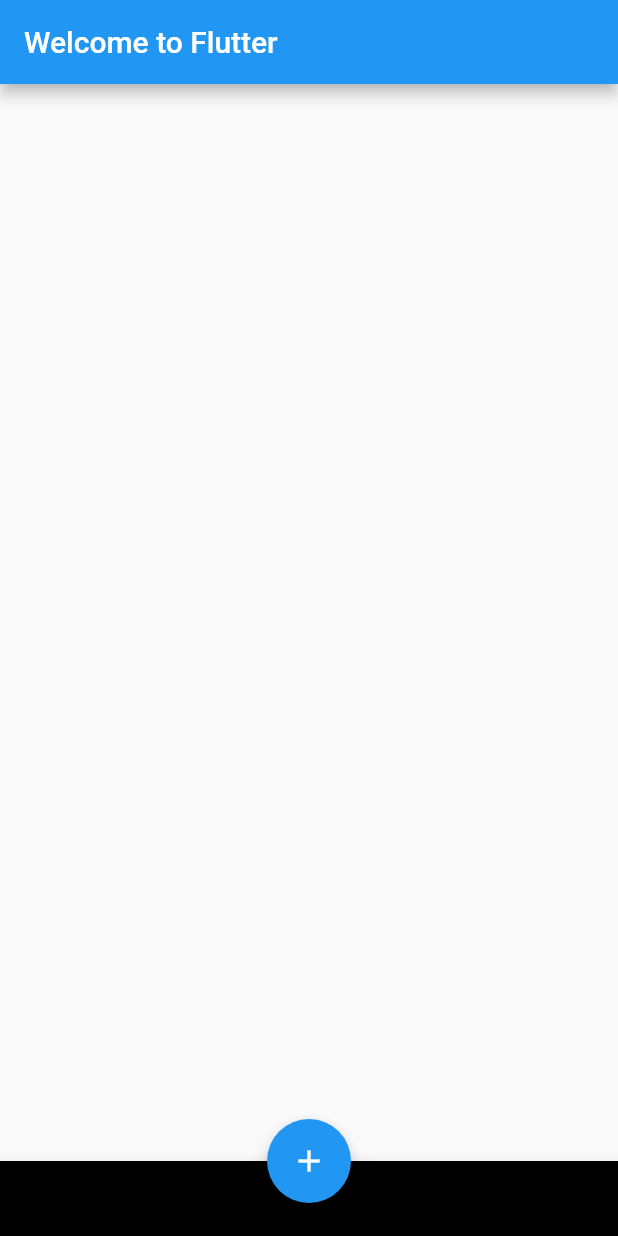
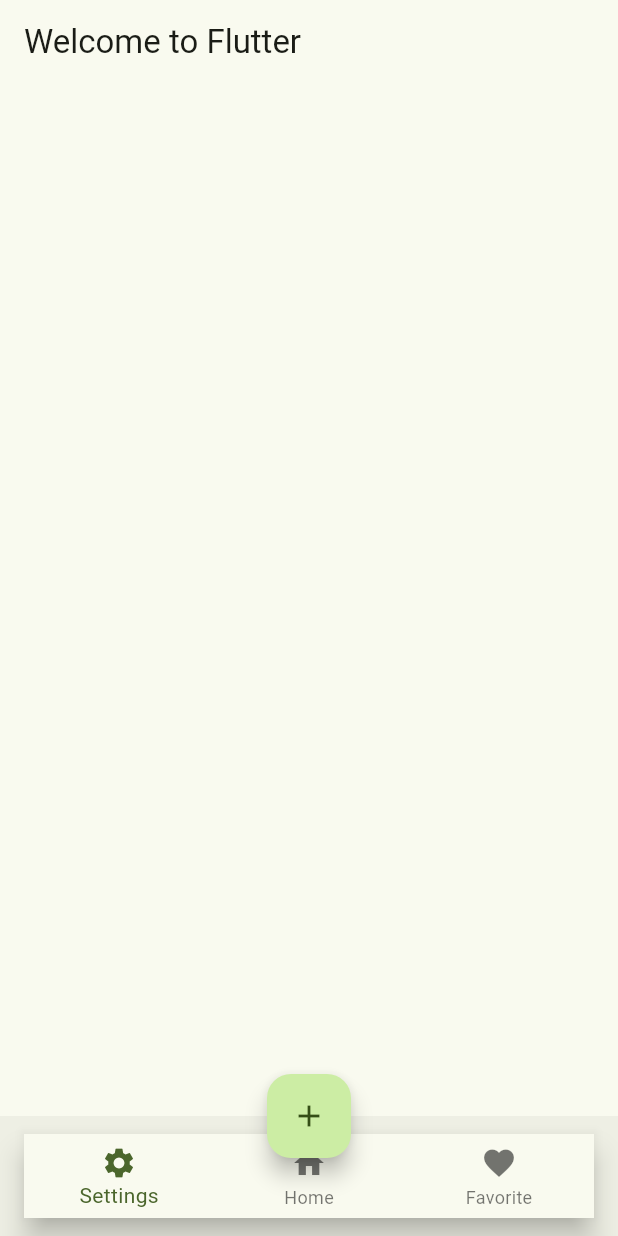
Before and after one commit to ROTO0504/CLIP, a Flutter app: the screen it shows after launch, on a phone screen of 412 x 824 dp. Run offline on Flutter 3.47's test engine with Material 2 defaults, Android fonts, the phone set to English and light mode, and no system bars.

Commit message:
m3に対応FAVよ、お前の位置はそこじゃなぁぁぁぁい..... まじでなんで

```diff
--- a/lib/main.dart
+++ b/lib/main.dart
@@ -12,6 +12,8 @@
   @override
   Widget build(BuildContext context) {
     return MaterialApp(
+      theme: ThemeData(useMaterial3: true, colorSchemeSeed: Colors.lightGreen),
+      darkTheme: ThemeData.dark(),
       debugShowCheckedModeBanner: false, //バナーの消去
       title: 'CLIP',
       home: Scaffold(
--- /dev/null
+++ b/lib/view/components/bottomNavbar.dart
@@ -0,0 +1,61 @@
+import 'package:clip/view/routes/home.dart';
+import 'package:clip/view/routes/library.dart';
+import 'package:clip/view/routes/settings.dart';
+import 'package:flutter/material.dart';
+
+class BottomNavbar extends StatefulWidget {
+  const BottomNavbar({Key? key}) : super(key: key);
+
+  @override
+  _BottomNavbarState createState() => _BottomNavbarState();
+}
+
+class _BottomNavbarState extends State<BottomNavbar> {
+  var _selectIndex = 0;
+
+  var _pages = <Widget>[
+    Container(
+      child: LibScreen(),
+      alignment: Alignment.center,
+    ),
+    Container(
+      child: HomeScreen(),
+      alignment: Alignment.center,
+    ),
+    Container(
+      child: SettingsScreen(),
+      alignment: Alignment.center,
+    ),
+  ];
+
+  void _onTapItem(int index) {
+    setState(() {
+      _selectIndex = index;
+    });
+  }
+
+  @override
+  Widget build(BuildContext context) {
+    return Scaffold(
+      body: _pages[_selectIndex],
+      bottomNavigationBar: BottomNavigationBar(
+        items: [
+          BottomNavigationBarItem(
+            icon: Icon(Icons.settings),
+            label: 'Settings',
+          ),
+          BottomNavigationBarItem(
+            icon: Icon(Icons.home),
+            label: 'Home',
+          ),
+          BottomNavigationBarItem(
+            icon: Icon(Icons.favorite),
+            label: 'Favorite',
+          ),
+        ],
+        currentIndex: _selectIndex,
+        onTap: _onTapItem,
+      ),
+    );
+  }
+}
--- a/lib/view/components/fab_add.dart
+++ b/lib/view/components/fab_add.dart
@@ -1,6 +1,7 @@
 import 'package:flutter/material.dart';
 import 'package:flutter/src/widgets/container.dart';
 import 'package:flutter/src/widgets/framework.dart';
+import 'bottomNavbar.dart';
 
 class Fav_add extends StatelessWidget {
   const Fav_add({super.key});
@@ -13,8 +14,7 @@
         child: Icon(Icons.add),
       ),
       bottomNavigationBar: BottomAppBar(
-        color: Colors.black,
-        child: Container(height: 50.0),
+        child: BottomNavbar(),
       ),
       floatingActionButtonLocation: FloatingActionButtonLocation.centerDocked,
     );
```
Also changed, not shown: lib/view/routes/library.dart (added, +16 -0 lines), lib/view/routes/settings.dart (added, +16 -0 lines).
